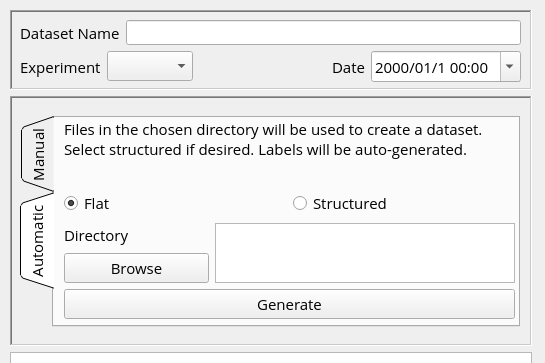
This is gui/windows/DataSpecCreatorWindow.ui in Allyson-Robert/X-LAB_Plotting_Manager as Qt 5 draws it before an edit; both pictures show x 0 to 545 and y 0 to 363 of the 545 by 753 pixel window. The edited form follows.
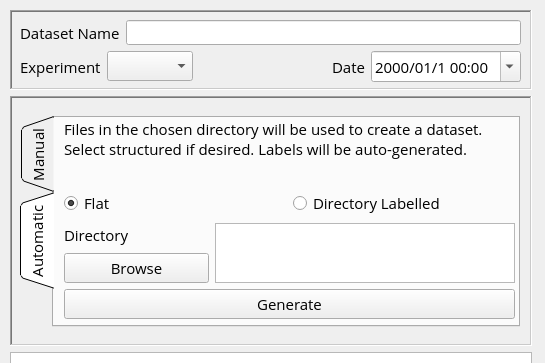
This is the edited form. Icons and pictures are not drawn.

Commit message: grouped_by_dir -> dirlabelled

Patch:
```diff
--- a/gui/windows/DataSpecCreatorWindow.ui
+++ b/gui/windows/DataSpecCreatorWindow.ui
@@ -409,7 +409,7 @@
             <item>
              <widget class="QRadioButton" name="structuredRadioBtn">
               <property name="text">
-               <string>Structured</string>
+               <string>Directory Labelled</string>
               </property>
              </widget>
             </item>
```
Left out of the diff: 2 changed lines with no effect on the pictures.
